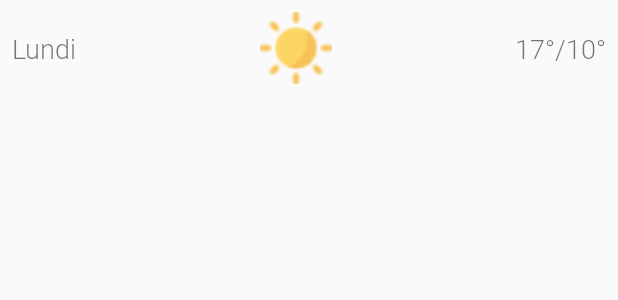
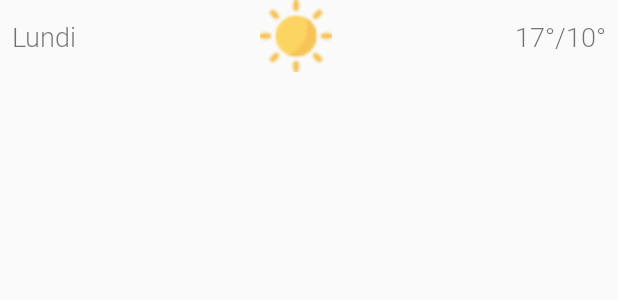
Before and after one commit to zachsao/WeatherApp, an Android app: the layout forecast_item.xml on its own in the app's theme, with its tools: preview values and no code run, on a phone screen of 412 x 824 dp. Shown: the top 300 px of the screen. Run offline under Robolectric (Android 15) with nearby library versions, the phone set to English and light mode, and no system bars; network calls fail.

Commit message:
Update forecast_item.xml
remove top and bottom margin

```diff
--- a/app/src/main/res/layout/forecast_item.xml
+++ b/app/src/main/res/layout/forecast_item.xml
@@ -12,8 +12,8 @@
                 android:layout_height="wrap_content"
                 android:id="@+id/forecast_max_temp_textview" tools:text="10°"
                 android:fontFamily="@font/roboto_light" android:textSize="18sp" android:layout_marginEnd="8dp"
-                app:layout_constraintEnd_toEndOf="parent" android:layout_marginBottom="8dp"
-                app:layout_constraintBottom_toBottomOf="parent" android:layout_marginTop="8dp"
+                app:layout_constraintEnd_toEndOf="parent"
+                app:layout_constraintBottom_toBottomOf="parent"
                 app:layout_constraintTop_toTopOf="parent"
         />
         <TextView
@@ -22,18 +22,18 @@
                 android:id="@+id/day_textView" tools:text="Lundi"
                 android:fontFamily="@font/roboto_light" android:textSize="18sp"
                 android:layout_marginStart="8dp" app:layout_constraintStart_toStartOf="parent"
-                android:layout_marginTop="8dp" app:layout_constraintTop_toTopOf="parent"
-                android:layout_marginBottom="8dp"
+                app:layout_constraintTop_toTopOf="parent"
                 app:layout_constraintBottom_toBottomOf="parent"/>
         <ImageView
                 android:layout_width="48dp"
                 android:layout_height="48dp" app:srcCompat="@drawable/sunny"
                 android:id="@+id/forecast_icon"
+                app:layout_constraintTop_toTopOf="parent"
+                app:layout_constraintBottom_toBottomOf="parent"
+                app:layout_constraintVertical_bias="0.0"
                 app:layout_constraintStart_toEndOf="@+id/day_textView"
-                android:layout_marginStart="8dp" android:layout_marginTop="8dp"
-                app:layout_constraintTop_toTopOf="parent"
-                android:layout_marginBottom="8dp" app:layout_constraintBottom_toBottomOf="parent"
-                app:layout_constraintEnd_toStartOf="@+id/forecast_min_temp_textview" android:layout_marginEnd="8dp"/>
+                app:layout_constraintEnd_toStartOf="@+id/forecast_min_temp_textview" android:layout_marginEnd="8dp"
+                android:layout_marginStart="8dp"/>
         <TextView
                 android:layout_width="wrap_content"
                 android:layout_height="wrap_content"
@@ -48,8 +48,8 @@
                 android:layout_height="wrap_content"
                 android:id="@+id/temp_separator" android:textSize="18sp"
                 android:fontFamily="@font/roboto_light"
-                app:layout_constraintEnd_toStartOf="@+id/forecast_max_temp_textview" android:layout_marginTop="8dp"
-                app:layout_constraintTop_toTopOf="parent" android:layout_marginBottom="8dp"
+                app:layout_constraintEnd_toStartOf="@+id/forecast_max_temp_textview"
+                app:layout_constraintTop_toTopOf="parent"
                 app:layout_constraintBottom_toBottomOf="parent"/>
     </androidx.constraintlayout.widget.ConstraintLayout>
 
```
